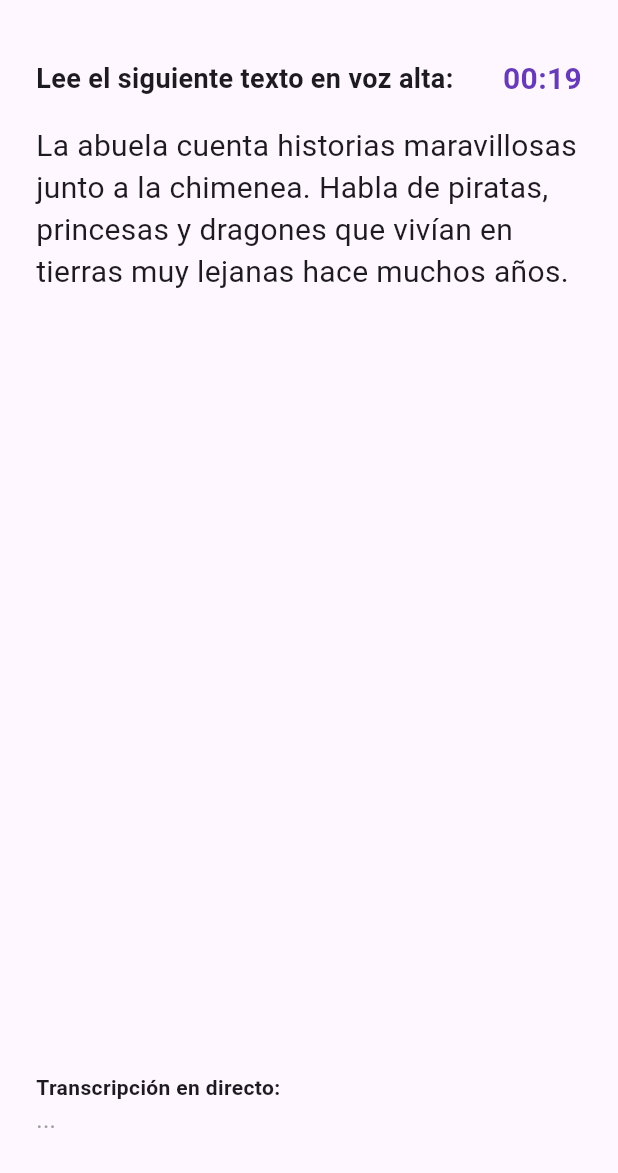
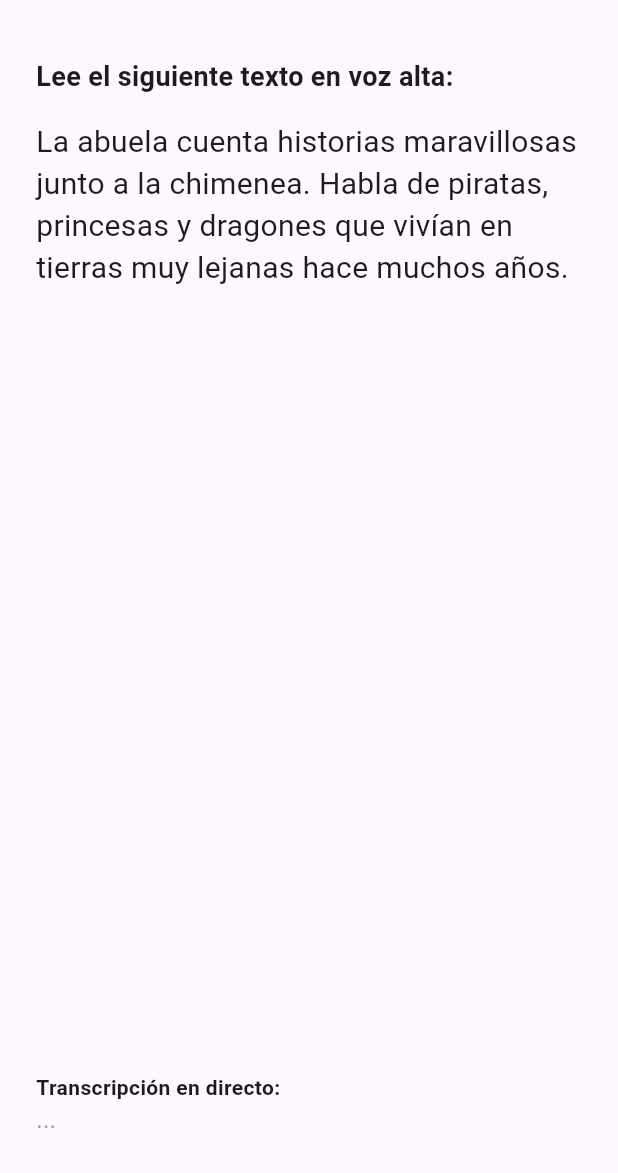
Before and after one commit to djgavi/FlutterApp, a Flutter app: the screen it shows after launch, after a tap on "Empezar", on a phone screen of 412 x 824 dp, the part 63-1236 px from its top. Run offline on Flutter 3.47's test engine with Material 3 defaults, Android fonts, the phone set to English and light mode, and no system bars; our stand-ins replace permission_handler, speech_to_text.

Commit message:
Elimina silencio-5s, oculta cuenta atras y añade boton Finalizar

```diff
--- a/lib/screens/reading_screen.dart
+++ b/lib/screens/reading_screen.dart
@@ -16,15 +16,10 @@ class _ReadingScreenState extends State<ReadingScreen> {
   /// Duración total del ejercicio de lectura.
   static const Duration duracionLectura = Duration(seconds: 20);
 
-  /// Tiempo sin reconocer voz nueva tras el cual se da por terminada la lectura.
-  static const Duration duracionSilencio = Duration(seconds: 5);
-
   late final String _textoOriginal = obtenerTextoAleatorio();
   final TranscriptionService _transcripcion = TranscriptionService();
 
   Timer? _temporizador;
-  Timer? _temporizadorSilencio;
-  int _segundosRestantes = duracionLectura.inSeconds;
   String _textoTranscrito = '';
   bool _finalizando = false;
 
@@ -38,41 +33,23 @@ class _ReadingScreenState extends State<ReadingScreen> {
   Future<void> _iniciarTranscripcion() async {
     final disponible = await _transcripcion.inicializar();
     if (!disponible || !mounted) return;
-    _reiniciarTemporizadorSilencio();
     await _transcripcion.empezarAEscuchar(
       textoApoyo: _textoOriginal,
       onResultado: (transcripcionParcial) {
         if (!mounted) return;
         setState(() => _textoTranscrito = transcripcionParcial);
-        _reiniciarTemporizadorSilencio();
       },
     );
   }
 
-  void _reiniciarTemporizadorSilencio() {
-    _temporizadorSilencio?.cancel();
-    _temporizadorSilencio = Timer(duracionSilencio, _alFinalizarTiempo);
+  void _iniciarCuentaAtras() {
+    _temporizador = Timer(duracionLectura, _finalizar);
   }
 
-  void _iniciarCuentaAtras() {
-    _temporizador = Timer.periodic(const Duration(seconds: 1), (timer) {
-      setState(() {
-        if (_segundosRestantes <= 1) {
-          _segundosRestantes = 0;
-          timer.cancel();
-          _alFinalizarTiempo();
-        } else {
-          _segundosRestantes--;
-        }
-      });
-    });
-  }
-
-  void _alFinalizarTiempo() {
+  void _finalizar() {
     if (_finalizando || !mounted) return;
     _finalizando = true;
     _temporizador?.cancel();
-    _temporizadorSilencio?.cancel();
     _transcripcion.detener();
     final estadisticas = TextComparator.comparar(_textoOriginal, _textoTranscrito);
     Navigator.of(context).pushReplacement(
@@ -89,42 +66,33 @@ class _ReadingScreenState extends State<ReadingScreen> {
   @override
   void dispose() {
     _temporizador?.cancel();
-    _temporizadorSilencio?.cancel();
     _transcripcion.liberar();
     super.dispose();
-  }
-
-  String get _tiempoFormateado {
-    final minutos = (_segundosRestantes ~/ 60).toString().padLeft(2, '0');
-    final segundos = (_segundosRestantes % 60).toString().padLeft(2, '0');
-    return '$minutos:$segundos';
   }
 
   @override
   Widget build(BuildContext context) {
     return Scaffold(
-      appBar: AppBar(title: const Text('Lee que te cuento')),
+      appBar: AppBar(
+        title: const Text('Lee que te cuento'),
+        actions: [
+          TextButton(
+            onPressed: _finalizar,
+            child: const Text(
+              'Finalizar',
+              style: TextStyle(color: Colors.white, fontWeight: FontWeight.bold),
+            ),
+          ),
+        ],
+      ),
       body: Padding(
         padding: const EdgeInsets.all(24.0),
         child: Column(
           crossAxisAlignment: CrossAxisAlignment.start,
           children: [
-            Row(
-              mainAxisAlignment: MainAxisAlignment.spaceBetween,
-              children: [
-                const Text(
-                  'Lee el siguiente texto en voz alta:',
-                  style: TextStyle(fontWeight: FontWeight.bold, fontSize: 18),
-                ),
-                Text(
-                  _tiempoFormateado,
-                  style: const TextStyle(
-                    fontSize: 20,
-                    fontWeight: FontWeight.bold,
-                    color: Colors.deepPurple,
-                  ),
-                ),
-              ],
+            const Text(
+              'Lee el siguiente texto en voz alta:',
+              style: TextStyle(fontWeight: FontWeight.bold, fontSize: 18),
             ),
             const SizedBox(height: 16),
             Expanded(
```
Also changed, not shown: 1 other file.
